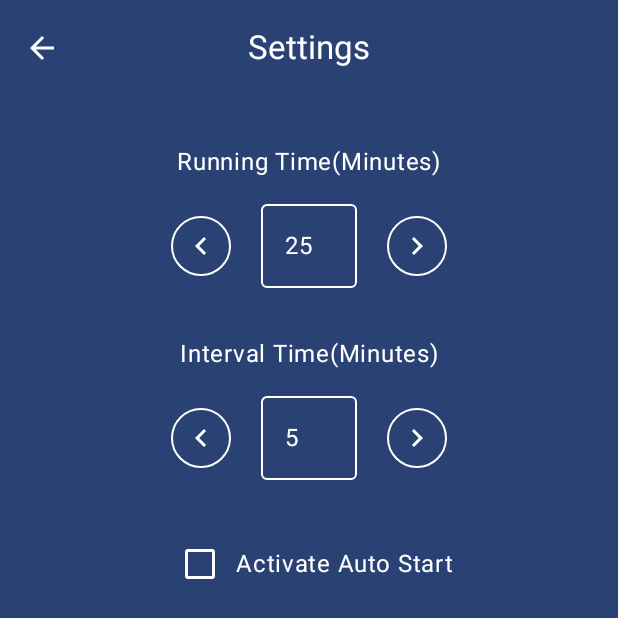
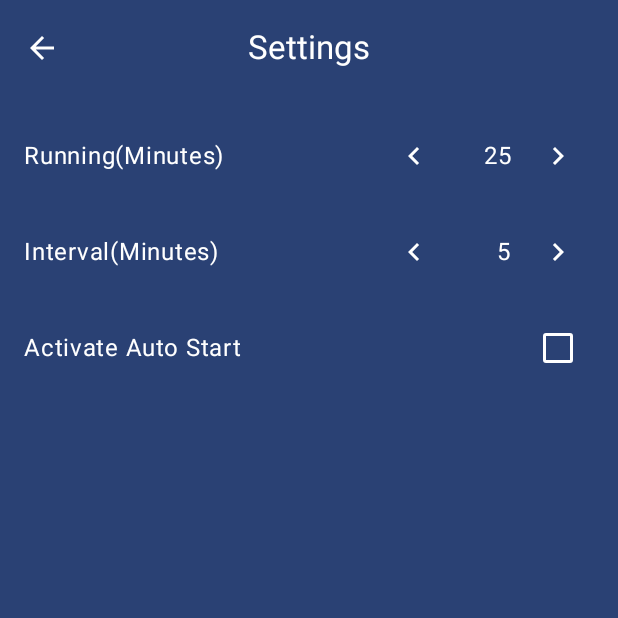
Before and after one commit to kota-shiokara/dividash, an Android app built with Jetpack Compose: the @Preview function SettingContentJapanesePreview, on a phone screen of 412 x 824 dp. Shown: the top 618 px of the screen. Run offline under Robolectric (Android 15) with nearby library versions, the phone set to English and light mode, and no system bars.

Commit message:
fix settings_screen_layout

```diff
--- a/app/src/main/java/jp/ikanoshiokara/dividash/ui/screen/setting/SettingScreen.kt
+++ b/app/src/main/java/jp/ikanoshiokara/dividash/ui/screen/setting/SettingScreen.kt
@@ -11,8 +11,6 @@ import androidx.compose.foundation.layout.height
 import androidx.compose.foundation.layout.padding
 import androidx.compose.foundation.layout.width
 import androidx.compose.foundation.rememberScrollState
-import androidx.compose.foundation.text.KeyboardActions
-import androidx.compose.foundation.text.KeyboardOptions
 import androidx.compose.foundation.verticalScroll
 import androidx.compose.material.icons.Icons
 import androidx.compose.material.icons.automirrored.filled.ArrowBack
@@ -25,9 +23,6 @@ import androidx.compose.material3.ExperimentalMaterial3Api
 import androidx.compose.material3.Icon
 import androidx.compose.material3.IconButton
 import androidx.compose.material3.MaterialTheme
-import androidx.compose.material3.OutlinedIconButton
-import androidx.compose.material3.OutlinedTextField
-import androidx.compose.material3.OutlinedTextFieldDefaults
 import androidx.compose.material3.Scaffold
 import androidx.compose.material3.Text
 import androidx.compose.material3.TopAppBarDefaults
@@ -36,10 +31,8 @@ import androidx.compose.runtime.collectAsState
 import androidx.compose.runtime.getValue
 import androidx.compose.ui.Alignment
 import androidx.compose.ui.Modifier
-import androidx.compose.ui.platform.LocalFocusManager
 import androidx.compose.ui.res.stringResource
-import androidx.compose.ui.text.input.ImeAction
-import androidx.compose.ui.text.input.KeyboardType
+import androidx.compose.ui.text.style.TextAlign
 import androidx.compose.ui.tooling.preview.Preview
 import androidx.compose.ui.unit.dp
 import jp.ikanoshiokara.dividash.LocalNavController
@@ -60,10 +53,8 @@ fun SettingScreen(viewModel: SettingViewModel = koinViewModel()) {
             SettingScreenEvent(
                 onRunningTimeIncreaseMinutes = { viewModel.increaseRunningTime() },
                 onRunningTimeDecreaseMinutes = { viewModel.decreaseRunningTime() },
-                onRunningTimeValueChange = { value -> viewModel.changeRunningTime(value) },
                 onIntervalTimeIncreaseMinutes = { viewModel.increaseIntervalTime() },
                 onIntervalTimeDecreaseMinutes = { viewModel.decreaseIntervalTime() },
-                onIntervalTimeValueChange = { value -> viewModel.changeIntervalTime(value) },
                 onChangeAutoStart = { value ->
                     Log.d("SettingScreen", "onChangeAutoStart: $value")
                     viewModel.changeAutoStart(value)
@@ -110,33 +101,34 @@ fun SettingContent(
                     .verticalScroll(rememberScrollState()),
             horizontalAlignment = Alignment.CenterHorizontally,
         ) {
-            Spacer(modifier = Modifier.height(32.dp))
-            Text(stringResource(R.string.setting_running_time_label))
             Spacer(modifier = Modifier.height(16.dp))
             TimeEditRow(
+                label = {
+                    Text(stringResource(R.string.setting_running_time_label))
+                },
                 time = runningTime,
                 onIncreaseMinutes = event.onRunningTimeIncreaseMinutes,
                 onDecreaseMinutes = event.onRunningTimeDecreaseMinutes,
-                onValueChange = { value -> event.onRunningTimeValueChange(value) },
             )
 
-            Spacer(modifier = Modifier.height(32.dp))
-            Text(stringResource(R.string.setting_interval_time_label))
             Spacer(modifier = Modifier.height(16.dp))
             TimeEditRow(
+                label = {
+                    Text(stringResource(R.string.setting_interval_time_label))
+                },
                 time = intervalTime,
                 onIncreaseMinutes = event.onIntervalTimeIncreaseMinutes,
                 onDecreaseMinutes = event.onIntervalTimeDecreaseMinutes,
-                onValueChange = { value -> event.onIntervalTimeValueChange(value) },
             )
 
-            Spacer(modifier = Modifier.height(32.dp))
+            Spacer(modifier = Modifier.height(16.dp))
             CheckBoxRow(
                 checked = isAutoStart,
                 onCheckedChange = event.onChangeAutoStart,
-            ) {
+                label = {
                     Text(stringResource(R.string.setting_auto_start_label))
-            }
+                },
+            )
         }
     }
 }
@@ -144,51 +136,30 @@ fun SettingContent(
 @Composable
 fun TimeEditRow(
     modifier: Modifier = Modifier,
+    label: @Composable () -> Unit = {},
     time: Int,
     onIncreaseMinutes: () -> Unit = {},
     onDecreaseMinutes: () -> Unit = {},
-    onValueChange: (Int) -> Unit = {},
 ) {
-    val focusManager = LocalFocusManager.current
-
-    Row(
-        modifier = modifier.fillMaxWidth(),
-        verticalAlignment = Alignment.CenterVertically,
-        horizontalArrangement = Arrangement.Center,
-    ) {
-        OutlinedIconButton(onClick = onDecreaseMinutes) {
+    SettingItemRow(
+        modifier = modifier,
+        label = label,
+        content = {
+            IconButton(onClick = onDecreaseMinutes) {
                 Icon(Icons.AutoMirrored.Filled.KeyboardArrowLeft, contentDescription = null)
             }
-        Spacer(modifier = Modifier.width(16.dp))
-        OutlinedTextField(
-            value = "${time / 60}",
-            onValueChange = { value ->
-                val newValue = (value.toIntOrNull() ?: 1) * 60
-                onValueChange(newValue)
-            },
-            modifier = Modifier.width(64.dp),
-            keyboardOptions =
-                KeyboardOptions(
-                    keyboardType = KeyboardType.Number,
-                    imeAction = ImeAction.Done,
-                ),
-            keyboardActions = KeyboardActions(onDone = { focusManager.clearFocus() }),
-            colors =
-                OutlinedTextFieldDefaults.colors(
-                    focusedBorderColor = MaterialTheme.colorScheme.onPrimary,
-                    unfocusedBorderColor = MaterialTheme.colorScheme.onPrimary,
-                    focusedTextColor = MaterialTheme.colorScheme.onPrimary,
-                    unfocusedTextColor = MaterialTheme.colorScheme.onPrimary,
-                    focusedPlaceholderColor = MaterialTheme.colorScheme.onPrimary,
-                    unfocusedPlaceholderColor = MaterialTheme.colorScheme.onPrimary,
-                    cursorColor = MaterialTheme.colorScheme.onPrimary,
-                ),
+            Spacer(modifier = Modifier.width(8.dp))
+            Text(
+                text = "${time / 60}",
+                modifier = Modifier.width(32.dp),
+                textAlign = TextAlign.End,
             )
-        Spacer(modifier = Modifier.width(16.dp))
-        OutlinedIconButton(onClick = onIncreaseMinutes) {
+            Spacer(modifier = Modifier.width(8.dp))
+            IconButton(onClick = onIncreaseMinutes) {
                 Icon(Icons.AutoMirrored.Filled.KeyboardArrowRight, contentDescription = null)
             }
-    }
+        },
+    )
 }
 
 @Composable
@@ -196,13 +167,14 @@ fun CheckBoxRow(
     modifier: Modifier = Modifier,
     checked: Boolean,
     onCheckedChange: (Boolean) -> Unit,
-    content: @Composable () -> Unit = {},
+    label: @Composable () -> Unit = {},
 ) {
-    Row(
-        modifier.fillMaxWidth(),
-        verticalAlignment = Alignment.CenterVertically,
-        horizontalArrangement = Arrangement.Center,
-    ) {
+    SettingItemRow(
+        modifier = modifier,
+        label = {
+            label()
+        },
+        content = {
             Checkbox(
                 checked = checked,
                 onCheckedChange = onCheckedChange,
@@ -213,17 +185,34 @@ fun CheckBoxRow(
                         checkmarkColor = MaterialTheme.colorScheme.primary,
                     ),
             )
+        },
+    )
+}
+
+@Composable
+fun SettingItemRow(
+    modifier: Modifier = Modifier,
+    label: @Composable () -> Unit,
+    content: @Composable () -> Unit,
+) {
+    Row(
+        modifier = modifier.fillMaxWidth(),
+        verticalAlignment = Alignment.CenterVertically,
+        horizontalArrangement = Arrangement.Center,
+    ) {
+        Spacer(modifier = Modifier.padding(8.dp))
+        label()
+        Spacer(modifier = Modifier.weight(1f))
         content()
+        Spacer(modifier = Modifier.padding(8.dp))
     }
 }
 
 data class SettingScreenEvent(
     val onRunningTimeIncreaseMinutes: () -> Unit = {},
     val onRunningTimeDecreaseMinutes: () -> Unit = {},
-    val onRunningTimeValueChange: (Int) -> Unit = {},
     val onIntervalTimeIncreaseMinutes: () -> Unit = {},
     val onIntervalTimeDecreaseMinutes: () -> Unit = {},
-    val onIntervalTimeValueChange: (Int) -> Unit = {},
     val onChangeAutoStart: (Boolean) -> Unit = {},
     val navigateBack: () -> Unit = {},
 )
--- a/app/src/main/res/values/strings.xml
+++ b/app/src/main/res/values/strings.xml
@@ -2,7 +2,7 @@
     <string name="app_name">dividash</string>
 
     <string name="setting_screen_title">Settings</string>
-    <string name="setting_running_time_label">Running Time(Minutes)</string>
-    <string name="setting_interval_time_label">Interval Time(Minutes)</string>
+    <string name="setting_running_time_label">Running(Minutes)</string>
+    <string name="setting_interval_time_label">Interval(Minutes)</string>
     <string name="setting_auto_start_label">Activate Auto Start</string>
 </resources>
```
Lines whose indentation alone changed are shown as unchanged.
